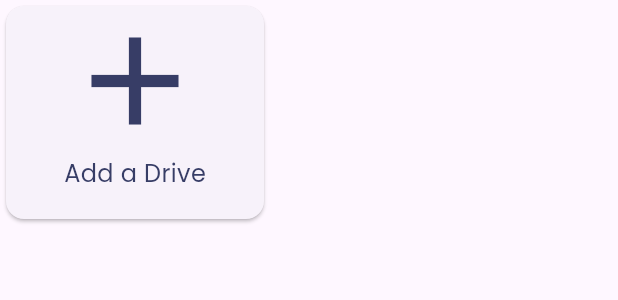
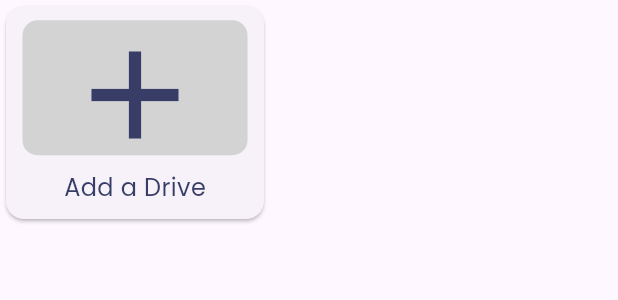
Before and after one commit to lmtelesforo/CMSC23-Group1-Final_Project, a Flutter app: the AddDonationDrive widget shown alone on an empty page, opened directly, on a phone screen of 412 x 824 dp. Shown: the top 300 px of the screen. Run offline on Flutter 3.47's test engine with Material 3 defaults, Android fonts, the phone set to English and light mode, and no system bars.

Commit message:
feat: create page for adding a donation drive

```diff
--- a/cmsc23_project/lib/main.dart
+++ b/cmsc23_project/lib/main.dart
@@ -1,3 +1,4 @@
+import 'package:cmsc23_project/org-view/add_a_drive.dart';
 import 'package:cmsc23_project/org-view/org_homepage.dart';
 import 'package:flutter/material.dart';
 
@@ -14,6 +15,7 @@ class RootWidget extends StatelessWidget {
       initialRoute: "/",
       routes: {
         "/": (context) => const OrgHomePage(),
+        "/add-a-drive": (context) => const AddADrive(),
       },
     );
   }
--- a/cmsc23_project/lib/org-view/base_screen.dart
+++ b/cmsc23_project/lib/org-view/base_screen.dart
@@ -1,4 +1,5 @@
 import 'package:cmsc23_project/models/user.dart';
+import 'package:cmsc23_project/org-view/org_view_styles.dart';
 import 'package:flutter/material.dart';
 
 class BaseScreen extends StatelessWidget {
@@ -20,7 +21,7 @@ class BaseScreen extends StatelessWidget {
       drawer: !Navigator.canPop(context) ? const Drawer() : null,
       appBar: AppBar(
         iconTheme: const IconThemeData(
-            color: Color(0xFF373D66)), // Change color of back button (if any
+            color: CustomColors.primary), // Change color of back button (if any
         backgroundColor: Colors.transparent,
         title: const Image(
           image: AssetImage('assets/images/cmsc23_logo1.png'),
--- a/cmsc23_project/lib/org-view/manage_donation_drives.dart
+++ b/cmsc23_project/lib/org-view/manage_donation_drives.dart
@@ -1,6 +1,6 @@
 import 'package:cmsc23_project/models/donation_drive.dart';
 import 'package:cmsc23_project/org-view/base_screen.dart';
-import 'package:cmsc23_project/org-view/org_homepage.dart';
+import 'package:cmsc23_project/org-view/donation_drive_card.dart';
 import 'package:cmsc23_project/org-view/org_view_styles.dart';
 import 'package:flutter/material.dart';
 
@@ -50,11 +50,29 @@ class AddDonationDrive extends StatelessWidget {
       width: 180,
       child: Card(
         child: InkWell(
-          onTap: () {},
-          child: const Column(
+          onTap: () {
+            Navigator.pushNamed(context, "/add-a-drive");
+          },
+          child: Column(
+            mainAxisAlignment: MainAxisAlignment.center,
             children: [
-              Icon(Icons.add, size: 100, color: Color(0xFF373D66)),
-              Text("Add a Drive", style: CustomTextStyle.body),
+              Container(
+                height: 90,
+                width: 150,
+                decoration: BoxDecoration(
+                  color: CustomColors.prompt,
+                  borderRadius: BorderRadius.circular(10),
+                ),
+                child: const Icon(
+                  Icons.add,
+                  size: 100,
+                  color: CustomColors.primary,
+                ),
+              ),
+              const Padding(
+                padding: EdgeInsets.only(top: 10),
+                child: Text("Add a Drive", style: CustomTextStyle.body),
+              ),
             ],
           ),
         ),
--- a/cmsc23_project/lib/org-view/org_view_styles.dart
+++ b/cmsc23_project/lib/org-view/org_view_styles.dart
@@ -5,19 +5,31 @@ class CustomTextStyle {
     fontFamily: 'Poppins',
     fontSize: 20,
     fontWeight: FontWeight.bold,
-    color: Color(0xFF373D66),
+    color: CustomColors.primary,
   );
 
   static const h1 = TextStyle(
     fontFamily: 'Poppins',
     fontSize: 24,
     fontWeight: FontWeight.bold,
-    color: Color(0xFF373D66),
+    color: CustomColors.primary,
   );
 
   static const body = TextStyle(
     fontFamily: 'Poppins',
     fontSize: 16,
-    color: Color(0xFF373D66),
+    color: CustomColors.primary,
+  );
+
+  static const prompt = TextStyle(
+    fontFamily: 'Poppins',
+    fontSize: 24,
+    color: CustomColors.prompt,
   );
 }
+
+class CustomColors {
+  static const primary = Color(0xFF373D66);
+  static const secondary = Color(0xFFFCBE4F);
+  static const prompt = Color(0xFFd3d3d3);
+}
```
Also changed, not shown: cmsc23_project/lib/models/donation.dart (+1 -7 lines), cmsc23_project/lib/models/donation_drive.dart (+17 -2 lines), cmsc23_project/lib/org-view/add_a_drive.dart (added, +72 -0 lines), cmsc23_project/lib/org-view/donation_drive_card.dart (+6 -6 lines), cmsc23_project/lib/org-view/donation_drive_page.dart (+42 -6 lines), cmsc23_project/lib/org-view/org_homepage.dart (+22 -20 lines).
